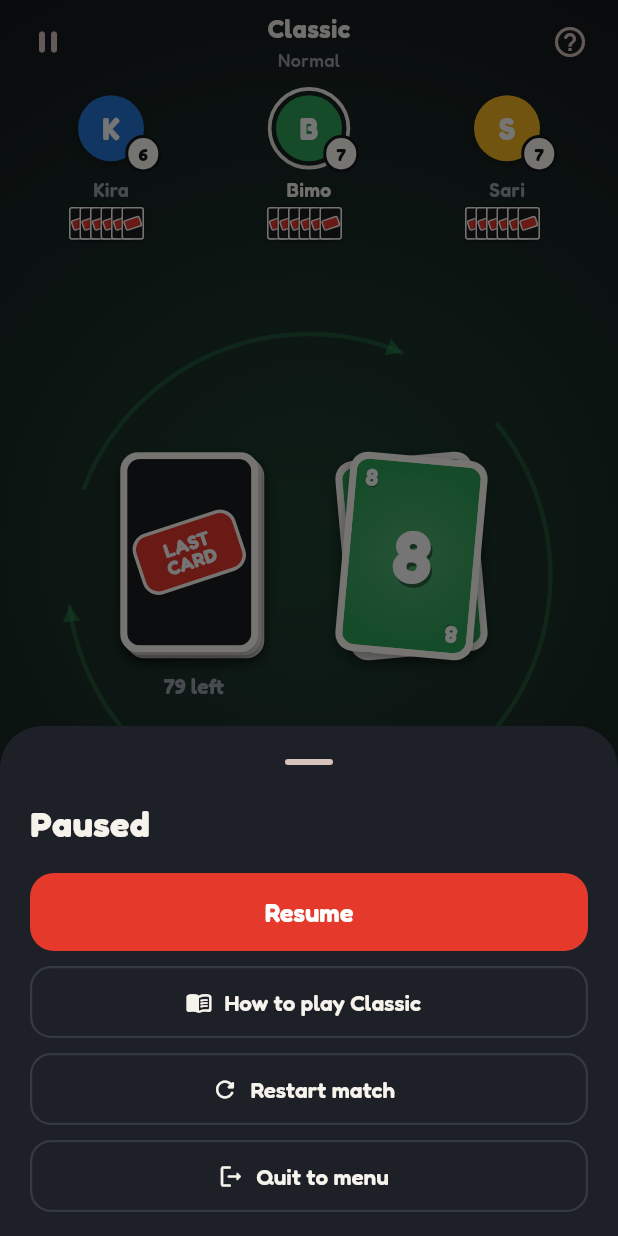
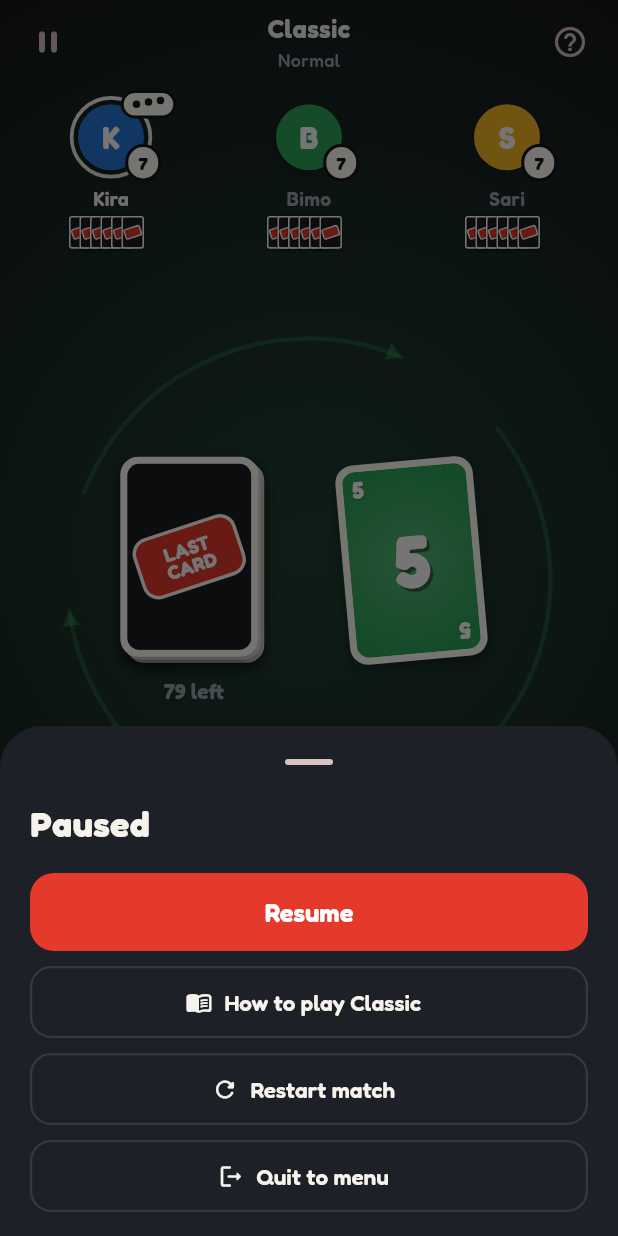
Before and after one commit to freack21/uno-mobile, a Flutter app: the GameScreen screen opened directly, after a tap on the "pause" icon, on a phone screen of 412 x 824 dp. Run offline on Flutter 3.47's test engine with Material 3 defaults, Android fonts, the phone set to English and light mode, and no system bars; our stand-ins replace material_ui.

Commit message:
feat(game): pace bot turns like real players
Bots think for 0.9-4 s depending on the situation, pause after action banners and show a thinking indicator; banners and round results stay on screen longer.

```diff
--- a/lib/game/bot.dart
+++ b/lib/game/bot.dart
@@ -77,14 +77,43 @@ class Bot {
     return rng.nextDouble() < chance ? cards.first : null;
   }
 
-  /// Milliseconds a bot needs to notice a Jump-In chance.
+  /// Milliseconds a bot needs to notice a Jump-In chance. Always slower than
+  /// a human reacting to the glow, but fast enough to beat a slow turn.
   int jumpInDelay() =>
       switch (difficulty) {
-        Difficulty.easy => 1700,
-        Difficulty.normal => 1150,
-        Difficulty.hard => 750,
+        Difficulty.easy => 2300,
+        Difficulty.normal => 1700,
+        Difficulty.hard => 1200,
       } +
-      rng.nextInt(500);
+      rng.nextInt(600);
+
+  /// How long the bot "thinks" before acting, in milliseconds. Like a person:
+  /// quick when there is nothing to decide, slower with many options, a
+  /// threatening penalty or a big hand to sort through.
+  int thinkTime(Game g, int seat) {
+    final hand = g.players[seat].hand.length;
+    final int base;
+    if (g.phase == Phase.afterDraw) {
+      base = 900 + rng.nextInt(600); // look at the drawn card
+    } else if (g.canChallenge || g.pendingDraw > 0) {
+      base = 1500 + rng.nextInt(900); // stack, challenge or take it?
+    } else {
+      final options = g.playableCards(seat).length;
+      base = options == 0
+          ? 1000 +
+                rng.nextInt(600) // nothing fits: reach for the deck
+          : 1300 +
+                min(options, 6) * 150 +
+                min(hand, 12) * 25 +
+                rng.nextInt(900);
+    }
+    final pace = switch (difficulty) {
+      Difficulty.easy => 1.15,
+      Difficulty.normal => 1.0,
+      Difficulty.hard => 0.9,
+    };
+    return (base * pace).round();
+  }
 
   bool callsLast() =>
       rng.nextDouble() <
--- a/lib/ui/game_controller.dart
+++ b/lib/ui/game_controller.dart
@@ -56,6 +56,9 @@ class GameController extends ChangeNotifier {
   /// When the human's Speed clock runs out, if running.
   DateTime? turnDeadline;
   TableBanner? banner;
+
+  /// Bot currently "thinking" about its move, for the seat indicator.
+  int? thinkingSeat;
 
   Player get me => game.players[human];
   bool get isMyTurn => game.current == human && !game.isRoundOver && !me.out;
@@ -142,7 +145,8 @@ class GameController extends ChangeNotifier {
 
   void _afterChange() {
     if (_disposed) return;
-    _readEvents();
+    thinkingSeat = null;
+    final bannerShown = _readEvents();
     if (_paused) {
       notifyListeners();
       return;
@@ -163,8 +167,15 @@ class GameController extends ChangeNotifier {
       _startClock();
     } else {
       _stopClock();
+      final seat = game.current;
       final iForgot = game.vulnerable == human;
-      final delay = 750 + _rng.nextInt(450) + (iForgot ? 1400 : 0);
+      final delay =
+          _bots[seat]!.thinkTime(game, seat) +
+          // Let a banner (SKIP, +4, SWAP...) land before the next move.
+          (bannerShown ? 900 : 0) +
+          // Give the human a fair chance to still call "Last card!".
+          (iForgot ? 1500 : 0);
+      thinkingSeat = seat;
       _botTimer = Timer(Duration(milliseconds: delay), _botTurn);
     }
     notifyListeners();
@@ -248,7 +259,8 @@ class GameController extends ChangeNotifier {
 
   // --------------------------------------------------------------- banners
 
-  void _readEvents() {
+  /// Posts the newest banner; returns whether one was posted.
+  bool _readEvents() {
     TableBanner? next;
     for (final e in game.events) {
       if (e.id <= _seenEvent) continue;
@@ -256,6 +268,7 @@ class GameController extends ChangeNotifier {
     }
     if (game.events.isNotEmpty) _seenEvent = game.events.last.id;
     if (next != null) banner = next;
+    return next != null;
   }
 
   TableBanner? _bannerFor(GameEvent e) {
--- a/lib/ui/game_screen.dart
+++ b/lib/ui/game_screen.dart
@@ -382,7 +382,7 @@ class _Opponents extends StatelessWidget {
     final g = controller.game;
     final bots = g.players.where((p) => !p.isHuman).toList();
     return Padding(
-      padding: const EdgeInsets.fromLTRB(8, 6, 8, 0),
+      padding: const EdgeInsets.fromLTRB(8, 12, 8, 0),
       child: Row(
         children: [
           for (final p in bots)
@@ -390,6 +390,7 @@ class _Opponents extends StatelessWidget {
               child: _Seat(
                 player: p,
                 game: g,
+                thinking: controller.thinkingSeat == p.seat,
                 onCatch: () => controller.catchBot(p.seat),
               ),
             ),
@@ -403,11 +404,13 @@ class _Seat extends StatelessWidget {
   const _Seat({
     required this.player,
     required this.game,
+    required this.thinking,
     required this.onCatch,
   });
 
   final Player player;
   final Game game;
+  final bool thinking;
   final VoidCallback onCatch;
 
   @override
@@ -445,6 +448,16 @@ class _Seat extends StatelessWidget {
                 child: _CountBadge(
                   count: p.hand.length,
                   hot: p.hand.length <= 2 && !p.out,
+                ),
+              ),
+              Positioned(
+                right: -16,
+                top: -4,
+                child: AnimatedSwitcher(
+                  duration: const Duration(milliseconds: 200),
+                  child: thinking
+                      ? const _ThinkingBubble()
+                      : const SizedBox.shrink(),
                 ),
               ),
             ],
@@ -523,6 +536,69 @@ class _Avatar extends StatelessWidget {
       child: Text(
         player.name[0],
         style: font(size * 0.46, weight: 700, color: Colors.white),
+      ),
+    );
+  }
+}
+
+/// Three bouncing dots: the bot is deciding its move.
+class _ThinkingBubble extends StatefulWidget {
+  const _ThinkingBubble();
+
+  @override
+  State<_ThinkingBubble> createState() => _ThinkingBubbleState();
+}
+
+class _ThinkingBubbleState extends State<_ThinkingBubble>
+    with SingleTickerProviderStateMixin {
+  late final AnimationController _c = AnimationController(
+    vsync: this,
+    duration: const Duration(milliseconds: 900),
+  )..repeat();
+
+  @override
+  void dispose() {
+    _c.dispose();
+    super.dispose();
+  }
+
+  @override
+  Widget build(BuildContext context) {
+    return Semantics(
+      label: 'Thinking',
+      child: Container(
+        padding: const EdgeInsets.symmetric(horizontal: 6, vertical: 5),
+        decoration: BoxDecoration(
+          color: Palette.cardWhite,
+          borderRadius: BorderRadius.circular(10),
+          border: Border.all(color: Palette.ink, width: 2),
+        ),
+        child: AnimatedBuilder(
+          animation: _c,
+          builder: (context, _) => Row(
+            mainAxisSize: MainAxisSize.min,
+            children: [
+              for (var i = 0; i < 3; i++)
+                Padding(
+                  padding: EdgeInsets.only(left: i == 0 ? 0 : 3),
+                  child: Transform.translate(
+                    offset: Offset(
+                      0,
+                      -2.5 * max(0, sin((_c.value * 2 - i * 0.22) * pi)),
+                    ),
+                    child: Container(
+                      width: 5,
+                      height: 5,
+                      decoration: const BoxDecoration(
+                        color: Palette.ink,
+                        shape: BoxShape.circle,
+                      ),
+                    ),
+                  ),
+                ),
+            ],
+          ),
+        ),
       ),
     );
   }
@@ -740,7 +816,7 @@ class _DiscardPile extends StatelessWidget {
                   ),
                 ),
               AnimatedSwitcher(
-                duration: const Duration(milliseconds: 320),
+                duration: const Duration(milliseconds: 420),
                 switchInCurve: Curves.easeOutBack,
                 transitionBuilder: (child, anim) {
                   final slide = Tween(
@@ -915,7 +991,7 @@ class _BannerViewState extends State<_BannerView> {
     if (b != null && b.id != _shown?.id) {
       _shown = b;
       _timer?.cancel();
-      _timer = Timer(const Duration(milliseconds: 1250), () {
+      _timer = Timer(const Duration(milliseconds: 1700), () {
         if (mounted) setState(() => _shown = null);
       });
     }
@@ -1444,7 +1520,7 @@ class _ResultsState extends State<_Results> {
   void initState() {
     super.initState();
     // Let the final card land before covering the table.
-    _timer = Timer(const Duration(milliseconds: 900), () {
+    _timer = Timer(const Duration(milliseconds: 1500), () {
       if (mounted) setState(() => _visible = true);
     });
   }
```
Also changed, not shown: 1 other file.
